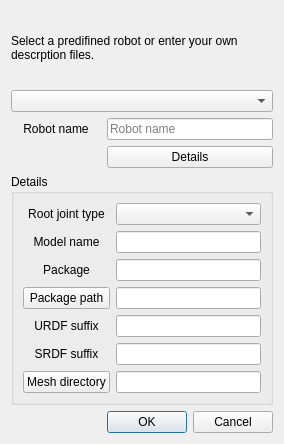
Old version of the form include/gepetto/gui/ui/dialogloadrobot.ui in the repository Gepetto/gepetto-viewer-corba.
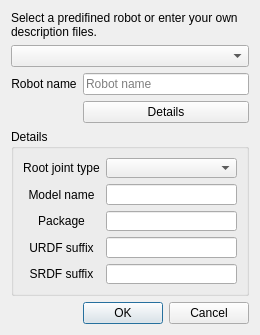
New version of the form.

The edit to the form file:
```diff
--- a/include/gepetto/gui/ui/dialogloadrobot.ui
+++ b/include/gepetto/gui/ui/dialogloadrobot.ui
@@ -6,8 +6,8 @@
    <rect>
     <x>0</x>
     <y>0</y>
-    <width>284</width>
-    <height>444</height>
+    <width>259</width>
+    <height>335</height>
    </rect>
   </property>
   <property name="windowTitle">
@@ -20,7 +20,7 @@
    <item row="0" column="0" colspan="2">
     <widget class="QLabel" name="label_2">
      <property name="text">
-      <string>Select a predifined robot or enter your own descrption files.</string>
+      <string>Select a predifined robot or enter your own description files.</string>
      </property>
      <property name="wordWrap">
       <bool>true</bool>
@@ -59,10 +59,13 @@
       <string>Details</string>
      </property>
      <layout class="QGridLayout" name="gridLayout_2">
-      <item row="8" column="0">
-       <widget class="QPushButton" name="pushButton_mesh">
+      <item row="6" column="0">
+       <widget class="QLabel" name="label_6">
         <property name="text">
-         <string>Mesh directory</string>
+         <string>SRDF suffix</string>
+        </property>
+        <property name="alignment">
+         <set>Qt::AlignCenter</set>
         </property>
        </widget>
       </item>
@@ -72,19 +75,6 @@
       <item row="4" column="1">
        <widget class="QLineEdit" name="packageName"/>
       </item>
-      <item row="5" column="1">
-       <widget class="QLineEdit" name="packagePath"/>
-      </item>
-      <item row="7" column="0">
-       <widget class="QLabel" name="label_6">
-        <property name="text">
-         <string>SRDF suffix</string>
-        </property>
-        <property name="alignment">
-         <set>Qt::AlignCenter</set>
-        </property>
-       </widget>
-      </item>
       <item row="4" column="0">
        <widget class="QLabel" name="label_4">
         <property name="text">
@@ -98,7 +88,7 @@
       <item row="1" column="1">
        <widget class="QComboBox" name="rootJointType"/>
       </item>
-      <item row="6" column="0">
+      <item row="5" column="0">
        <widget class="QLabel" name="label_5">
         <property name="text">
          <string>URDF suffix</string>
@@ -118,22 +108,12 @@
         </property>
        </widget>
       </item>
-      <item row="6" column="1">
+      <item row="5" column="1">
        <widget class="QLineEdit" name="urdfSuffix"/>
       </item>
-      <item row="7" column="1">
+      <item row="6" column="1">
        <widget class="QLineEdit" name="srdfSuffix"/>
       </item>
-      <item row="8" column="1">
-       <widget class="QLineEdit" name="meshDirectory"/>
-      </item>
-      <item row="5" column="0">
-       <widget class="QPushButton" name="pushButton_package">
-        <property name="text">
-         <string>Package path</string>
-        </property>
-       </widget>
-      </item>
       <item row="1" column="0">
        <widget class="QLabel" name="label_7">
         <property name="text">
```
Left out of the diff: 36 changed lines with no effect on the pictures.
